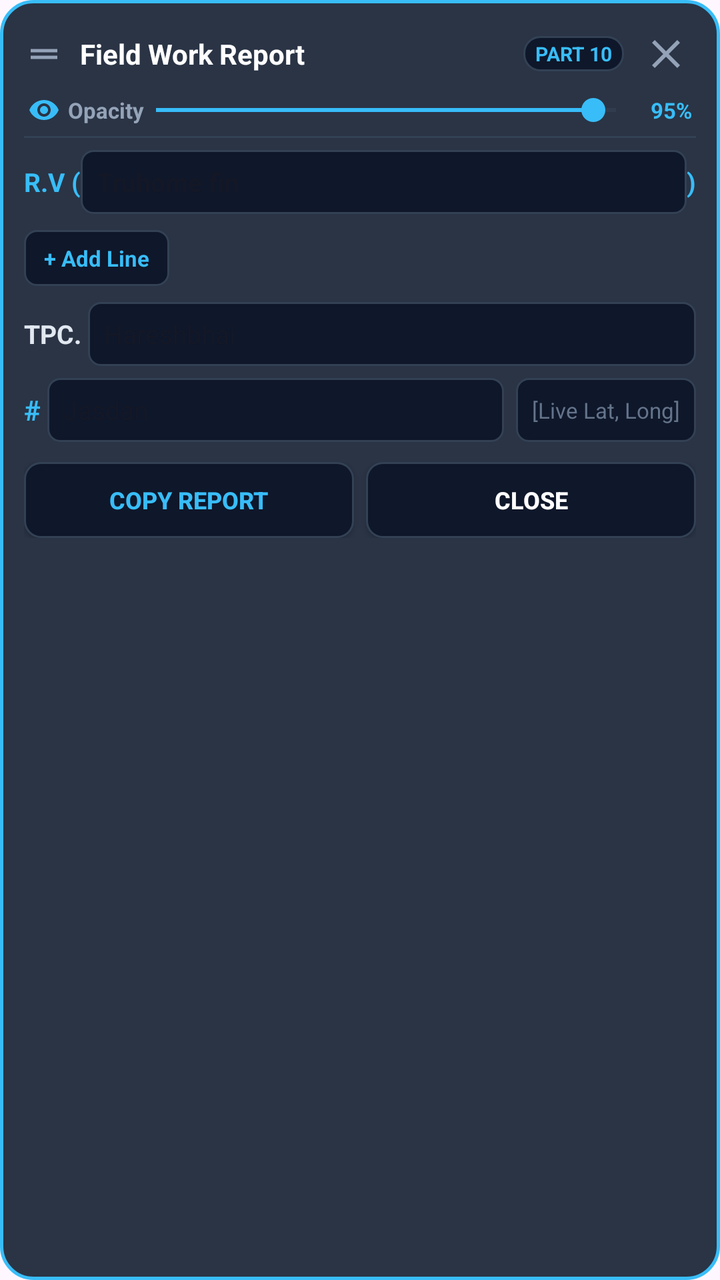
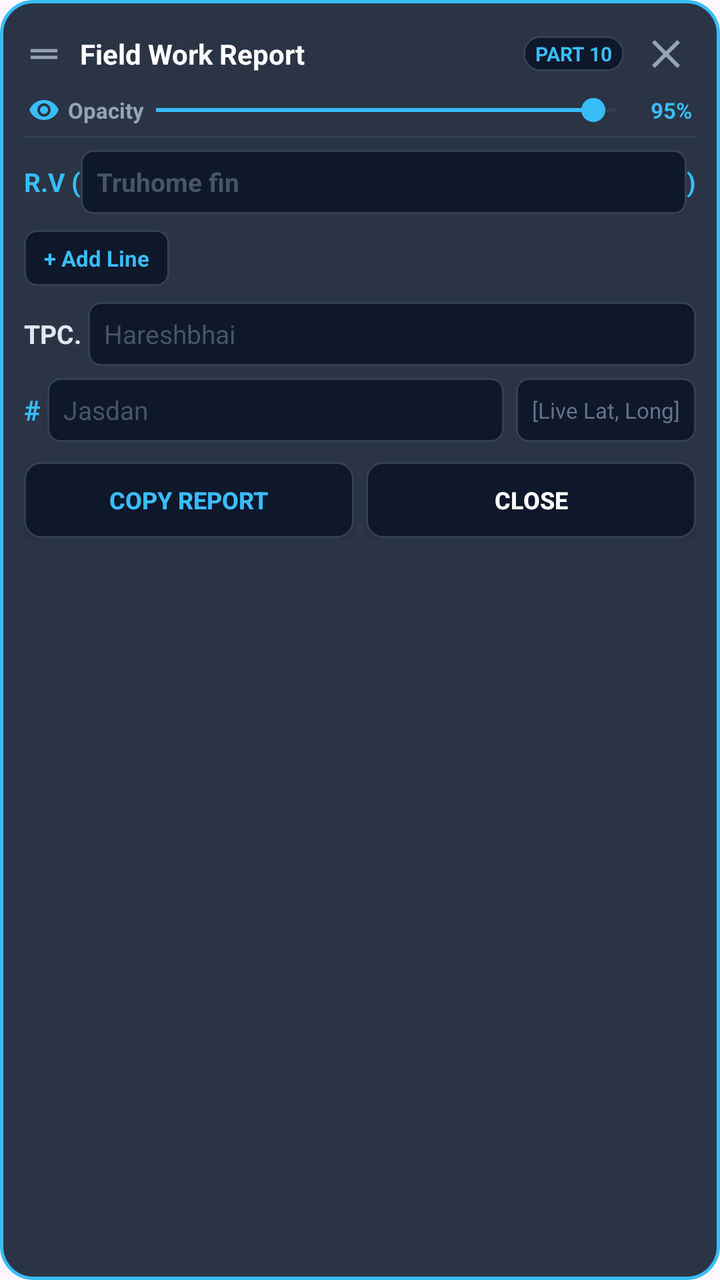

Two renders of the same Android screen: before a commit and after it. Below are the layout's source before the change and the commit's diff.
<!-- AndroidManifest.xml: application theme Theme.WhatsAppToExcel -->
<!-- res/layout/floating_popup_layout.xml -->
<?xml version="1.0" encoding="utf-8"?>
<LinearLayout xmlns:android="http://schemas.android.com/apk/res/android"
    android:id="@+id/floating_root"
    android:layout_width="335dp"
    android:layout_height="wrap_content"
    android:orientation="vertical"
    android:background="@drawable/floating_popup_bg"
    android:padding="12dp"
    android:elevation="14dp">

    
    <LinearLayout
        android:id="@+id/header_drag_area"
        android:layout_width="match_parent"
        android:layout_height="wrap_content"
        android:orientation="horizontal"
        android:gravity="center_vertical"
        android:clickable="true"
        android:focusable="false">

        <ImageView
            android:id="@+id/img_drag_handle"
            android:layout_width="20dp"
            android:layout_height="20dp"
            android:src="@drawable/ic_drag_handle"
            android:contentDescription="Drag handle" />

        <TextView
            android:id="@+id/tv_title"
            android:layout_width="0dp"
            android:layout_height="wrap_content"
            android:layout_weight="1"
            android:layout_marginStart="8dp"
            android:text="Field Work Report"
            android:textColor="#FFFFFF"
            android:textStyle="bold"
            android:textSize="14sp" />

        <TextView
            android:id="@+id/tv_badge"
            android:layout_width="wrap_content"
            android:layout_height="wrap_content"
            android:text="PART 10"
            android:textColor="#38BDF8"
            android:textSize="10sp"
            android:textStyle="bold"
            android:background="@drawable/floating_popup_btn_bg"
            android:paddingHorizontal="6dp"
            android:paddingVertical="2dp"
            android:layout_marginEnd="6dp" />

        <ImageButton
            android:id="@+id/btn_close_header"
            android:layout_width="30dp"
            android:layout_height="30dp"
            android:background="?android:attr/selectableItemBackgroundBorderless"
            android:src="@drawable/ic_close"
            android:contentDescription="Close popup"
            android:padding="3dp" />
    </LinearLayout>

    
    <LinearLayout
        android:id="@+id/layout_opacity_bar"
        android:layout_width="match_parent"
        android:layout_height="wrap_content"
        android:orientation="horizontal"
        android:gravity="center_vertical"
        android:layout_marginTop="4dp"
        android:paddingHorizontal="2dp">

        <ImageView
            android:layout_width="16dp"
            android:layout_height="16dp"
            android:src="@drawable/ic_opacity"
            android:contentDescription="Opacity" />

        <TextView
            android:layout_width="wrap_content"
            android:layout_height="wrap_content"
            android:layout_marginStart="4dp"
            android:text="Opacity"
            android:textColor="#94A3B8"
            android:textSize="11sp"
            android:textStyle="bold" />

        <SeekBar
            android:id="@+id/sb_opacity"
            android:layout_width="0dp"
            android:layout_height="wrap_content"
            android:layout_weight="1"
            android:max="100"
            android:progress="95"
            android:progressTint="#38BDF8"
            android:thumbTint="#38BDF8"
            android:progressBackgroundTint="#475569"
            android:paddingHorizontal="6dp" />

        <TextView
            android:id="@+id/tv_opacity_value"
            android:layout_width="32dp"
            android:layout_height="wrap_content"
            android:gravity="end"
            android:text="95%"
            android:textColor="#38BDF8"
            android:textStyle="bold"
            android:textSize="11sp" />
    </LinearLayout>

    
    <View
        android:layout_width="match_parent"
        android:layout_height="1dp"
        android:background="#334155"
        android:layout_marginTop="4dp"
        android:layout_marginBottom="6dp" />

    
    <ScrollView
        android:id="@+id/scroll_report"
        android:layout_width="match_parent"
        android:layout_height="wrap_content"
        android:fillViewport="true"
        android:scrollbars="none"
        android:overScrollMode="never">

        <LinearLayout
            android:layout_width="match_parent"
            android:layout_height="wrap_content"
            android:orientation="vertical">

            
            <LinearLayout
                android:layout_width="match_parent"
                android:layout_height="wrap_content"
                android:orientation="horizontal"
                android:gravity="center_vertical"
                android:layout_marginBottom="6dp">

                <TextView
                    android:layout_width="wrap_content"
                    android:layout_height="wrap_content"
                    android:text="R.V ("
                    android:textColor="#38BDF8"
                    android:textStyle="bold"
                    android:textSize="13sp" />

                <EditText
                    android:id="@+id/et_rv"
                    android:layout_width="0dp"
                    android:layout_height="32dp"
                    android:layout_weight="1"
                    android:background="@drawable/floating_input_bg"
                    android:paddingHorizontal="8dp"
                    android:textColor="#38BDF8"
                    android:textStyle="bold"
                    android:hint="Truhome fin"
                    android:hintTextColor="#475569"
                    android:textSize="13sp"
                    android:singleLine="true"
                    android:imeOptions="actionNext" />

                <TextView
                    android:layout_width="wrap_content"
                    android:layout_height="wrap_content"
                    android:text=")"
                    android:textColor="#38BDF8"
                    android:textStyle="bold"
                    android:textSize="13sp" />
            </LinearLayout>

            
            <LinearLayout
                android:id="@+id/lines_container"
                android:layout_width="match_parent"
                android:layout_height="wrap_content"
                android:orientation="vertical" />

            
            <TextView
                android:id="@+id/btn_add_line"
                android:layout_width="wrap_content"
                android:layout_height="28dp"
                android:background="@drawable/floating_btn_small_bg"
                android:paddingHorizontal="10dp"
                android:gravity="center_vertical"
                android:text="+ Add Line"
                android:textColor="#38BDF8"
                android:textSize="11sp"
                android:textStyle="bold"
                android:layout_marginTop="2dp"
                android:layout_marginBottom="8dp"
                android:clickable="true"
                android:focusable="false" />

            
            <LinearLayout
                android:layout_width="match_parent"
                android:layout_height="wrap_content"
                android:orientation="horizontal"
                android:gravity="center_vertical"
                android:layout_marginBottom="6dp">

                <TextView
                    android:layout_width="wrap_content"
                    android:layout_height="wrap_content"
                    android:text="TPC. "
                    android:textColor="#E2E8F0"
                    android:textStyle="bold"
                    android:textSize="13sp" />

                <EditText
                    android:id="@+id/et_tpc"
                    android:layout_width="0dp"
                    android:layout_height="32dp"
                    android:layout_weight="1"
                    android:background="@drawable/floating_input_bg"
                    android:paddingHorizontal="8dp"
                    android:textColor="#FFFFFF"
                    android:hint="Hareshbhai"
                    android:hintTextColor="#475569"
                    android:textSize="13sp"
                    android:singleLine="true"
                    android:imeOptions="actionNext" />
            </LinearLayout>

            
            <LinearLayout
                android:layout_width="match_parent"
                android:layout_height="wrap_content"
                android:orientation="horizontal"
                android:gravity="center_vertical"
                android:layout_marginBottom="8dp">

                <TextView
                    android:layout_width="wrap_content"
                    android:layout_height="wrap_content"
                    android:text="# "
                    android:textColor="#38BDF8"
                    android:textStyle="bold"
                    android:textSize="14sp" />

                <EditText
                    android:id="@+id/et_location_name"
                    android:layout_width="0dp"
                    android:layout_height="32dp"
                    android:layout_weight="1"
                    android:background="@drawable/floating_input_bg"
                    android:paddingHorizontal="8dp"
                    android:textColor="#FFFFFF"
                    android:hint="Jasdan"
                    android:hintTextColor="#475569"
                    android:textSize="13sp"
                    android:singleLine="true"
                    android:imeOptions="actionDone" />

                <Space
                    android:layout_width="6dp"
                    android:layout_height="1dp" />

                <TextView
                    android:id="@+id/tv_gps_placeholder"
                    android:layout_width="wrap_content"
                    android:layout_height="32dp"
                    android:background="@drawable/floating_input_bg"
                    android:paddingHorizontal="8dp"
                    android:gravity="center_vertical"
                    android:textColor="#64748B"
                    android:textSize="11sp"
                    android:text="[Live Lat, Long]" />
            </LinearLayout>

            
            <LinearLayout
                android:layout_width="match_parent"
                android:layout_height="wrap_content"
                android:orientation="horizontal"
                android:layout_marginTop="2dp">

                <Button
                    android:id="@+id/btn_copy_report"
                    android:layout_width="0dp"
                    android:layout_height="38dp"
                    android:layout_weight="1"
                    android:text="Copy Report"
                    android:textColor="#38BDF8"
                    android:textSize="12sp"
                    android:textStyle="bold"
                    android:background="@drawable/floating_popup_btn_bg"
                    android:layout_marginEnd="6dp" />

                <Button
                    android:id="@+id/btn_close_action"
                    android:layout_width="0dp"
                    android:layout_height="38dp"
                    android:layout_weight="1"
                    android:text="Close"
                    android:textColor="#FFFFFF"
                    android:textSize="12sp"
                    android:textStyle="bold"
                    android:background="@drawable/floating_popup_btn_bg" />
            </LinearLayout>

        </LinearLayout>
    </ScrollView>

</LinearLayout>
<!-- resources referenced by this layout -->
<resources>
  <!-- drawable floating_btn_small_bg (drawable) -->
  <?xml version="1.0" encoding="utf-8"?>
  <shape xmlns:android="http://schemas.android.com/apk/res/android"
      android:shape="rectangle">
      <solid android:color="#0F172A" />
      <corners android:radius="6dp" />
      <stroke
          android:width="1dp"
          android:color="#334155" />
  </shape>
  <!-- drawable floating_input_bg (drawable) -->
  <?xml version="1.0" encoding="utf-8"?>
  <shape xmlns:android="http://schemas.android.com/apk/res/android"
      android:shape="rectangle">
      <solid android:color="#0F172A" />
      <corners android:radius="6dp" />
      <stroke
          android:width="1dp"
          android:color="#334155" />
  </shape>
  <!-- drawable floating_popup_bg (drawable) -->
  <?xml version="1.0" encoding="utf-8"?>
  <shape xmlns:android="http://schemas.android.com/apk/res/android"
      android:shape="rectangle">
      <solid android:color="#F11E293B" />
      <corners android:radius="16dp" />
      <stroke
          android:width="1.5dp"
          android:color="#38BDF8" />
  </shape>
  <!-- drawable floating_popup_btn_bg (drawable) -->
  <?xml version="1.0" encoding="utf-8"?>
  <ripple xmlns:android="http://schemas.android.com/apk/res/android"
      android:color="#33FFFFFF">
      <item>
          <shape android:shape="rectangle">
              <solid android:color="#0F172A" />
              <corners android:radius="8dp" />
              <stroke
                  android:width="1dp"
                  android:color="#334155" />
          </shape>
      </item>
  </ripple>
  <!-- drawable ic_close (drawable) -->
  <vector xmlns:android="http://schemas.android.com/apk/res/android"
      android:width="24dp"
      android:height="24dp"
      android:viewportWidth="24"
      android:viewportHeight="24">
      <path
          android:fillColor="#94A3B8"
          android:pathData="M19,6.41L17.59,5 12,10.59 6.41,5 5,6.41 10.59,12 5,17.59 6.41,19 12,13.41 17.59,19 19,17.59 13.41,12z"/>
  </vector>
  <!-- drawable ic_drag_handle (drawable) -->
  <vector xmlns:android="http://schemas.android.com/apk/res/android"
      android:width="24dp"
      android:height="24dp"
      android:viewportWidth="24"
      android:viewportHeight="24">
      <path
          android:fillColor="#94A3B8"
          android:pathData="M20,9H4v2h16V9zM4,15h16v-2H4V15z"/>
  </vector>
  <!-- drawable ic_opacity (drawable) -->
  <vector xmlns:android="http://schemas.android.com/apk/res/android"
      android:width="24dp"
      android:height="24dp"
      android:viewportWidth="24"
      android:viewportHeight="24">
      <path
          android:fillColor="#38BDF8"
          android:pathData="M12,4.5C7,4.5 2.73,7.61 1,12c1.73,4.39 6,7.5 11,7.5s9.27,-3.11 11,-7.5c-1.73,-4.39 -6,-7.5 -11,-7.5zM12,17c-2.76,0 -5,-2.24 -5,-5s2.24,-5 5,-5 5,2.24 5,5 -2.24,5 -5,5zM12,9c-1.66,0 -3,1.34 -3,3s1.34,3 3,3 3,-1.34 3,-3 -1.34,-3 -3,-3z"/>
  </vector>
  <style name="Theme.WhatsAppToExcel" parent="Theme.Material3.DayNight.NoActionBar">
  
  <item name="colorPrimary">@android:color/holo_blue_dark</item>
  </style>
</resources>

<!-- the commit's change to res/layout/floating_popup_layout.xml (unified diff, before → after) -->
@@ -155,7 +155,7 @@
                     android:textColor="#38BDF8"
                     android:textStyle="bold"
                     android:hint="Truhome fin"
-                    android:hintTextColor="#475569"
+                    android:textColorHint="#475569"
                     android:textSize="13sp"
                     android:singleLine="true"
                     android:imeOptions="actionNext" />
@@ -218,7 +218,7 @@
                     android:paddingHorizontal="8dp"
                     android:textColor="#FFFFFF"
                     android:hint="Hareshbhai"
-                    android:hintTextColor="#475569"
+                    android:textColorHint="#475569"
                     android:textSize="13sp"
                     android:singleLine="true"
                     android:imeOptions="actionNext" />
@@ -249,7 +249,7 @@
                     android:paddingHorizontal="8dp"
                     android:textColor="#FFFFFF"
                     android:hint="Jasdan"
-                    android:hintTextColor="#475569"
+                    android:textColorHint="#475569"
                     android:textSize="13sp"
                     android:singleLine="true"
                     android:imeOptions="actionDone" />
